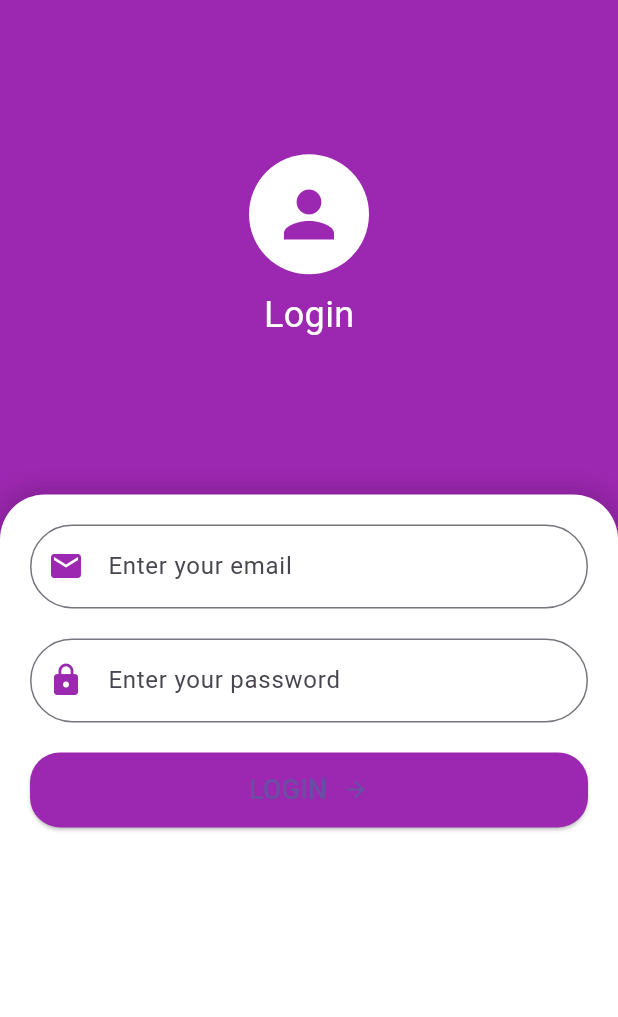
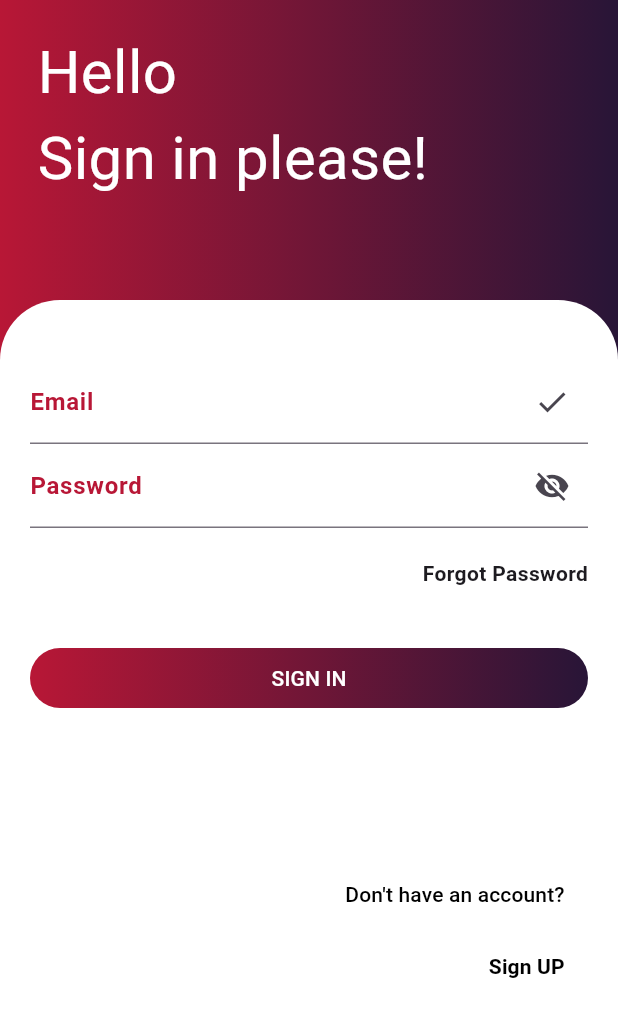
Before and after one commit to rijwan-uddin/login-ui, a Flutter app: the screen it shows after launch, on a phone screen of 412 x 824 dp. Shown: the top 1017 px of the screen. Run offline on Flutter 3.47's test engine with Material 3 defaults, Android fonts, the phone set to English and light mode, and no system bars.

Commit message:
2nd design

```diff
--- a/lib/main.dart
+++ b/lib/main.dart
@@ -1,4 +1,5 @@
 import 'package:flutter/material.dart';
+import 'package:login/pages/LoginPage2Design.dart';
 import 'package:login/pages/loginPage.dart';
 
 void main() {
@@ -10,7 +11,7 @@ class LoginUIdesign extends StatelessWidget {
   Widget build(BuildContext context) {
     return MaterialApp(
       debugShowCheckedModeBanner: false,
-      home: LoginPage(),
+      home: LoginPage2Design(),
     );
   }
 }
--- /dev/null
+++ b/lib/pages/LoginPage2Design.dart
@@ -0,0 +1,120 @@
+import 'package:flutter/material.dart';
+
+class LoginPage2Design extends StatelessWidget {
+  const LoginPage2Design({super.key});
+
+  @override
+  Widget build(BuildContext context) {
+    return Scaffold(
+      body: Stack(children: [
+        Container(
+          height: double.infinity,
+          width: double.infinity,
+          decoration: const BoxDecoration(
+            gradient: LinearGradient(
+              colors: [Color(0xffB81736), Color(0xff281537)],
+            ),
+          ),
+          child: const Padding(
+            padding: EdgeInsets.only(top: (20), left: (25)),
+            child: Text(
+              'Hello \nSign in please!',
+              style: TextStyle(color: Colors.white, fontSize: 40),
+            ),
+          ),
+        ),
+        Padding(
+          padding: EdgeInsets.only(top: 200),
+          child: Container(
+            height: double.infinity,
+            width: double.infinity,
+            decoration: BoxDecoration(
+                color: Colors.white, borderRadius:BorderRadius.only(
+              topLeft: Radius.circular(40),
+              topRight: Radius.circular(40),
+            )),
+            child: Padding(
+              padding: EdgeInsets.only(top: 40, left: 20, right: 20),
+              child: Column(
+                mainAxisAlignment: MainAxisAlignment.start,
+                children: [
+                  TextField(
+                    decoration: InputDecoration(
+                        suffixIcon: Icon(Icons.check),
+                        label: Text(
+                          'Email',
+                          style: TextStyle(
+                            fontWeight: FontWeight.bold,
+                            color: Color(0xffB81736),
+                          ),
+                        )),
+                  ),
+                  TextField(
+                    decoration: InputDecoration(
+                        suffixIcon: Icon(Icons.visibility_off),
+                        label: Text(
+                          'Password',
+                          style: TextStyle(
+                            fontWeight: FontWeight.bold,
+                            color: Color(0xffB81736),
+                          ),
+                        )),
+                  ),
+                  SizedBox(
+                    height: 20,
+                  ),
+                  Align(
+                    alignment: Alignment.centerRight,
+                    child: Text(
+                      'Forgot Password',
+                      style: TextStyle(fontWeight: FontWeight.bold),
+                    ),
+                  ),
+                  SizedBox(
+                    height: 40,
+                  ),
+                  Container(
+                    height: 40,
+                    width: 400,
+                    decoration:  BoxDecoration(
+                      borderRadius: BorderRadius.circular(30),
+                      gradient: LinearGradient(
+                        colors: [Color(0xffB81736), Color(0xff281537)],
+                      ),
+                    ),
+                    child: TextButton(
+                        onPressed: () {},
+                        child: Text(
+                          'SIGN IN',
+                          style: TextStyle(color: Colors.white),
+                        )),
+                  ),
+                  SizedBox(height: 100,),
+                  Align(
+                    alignment: Alignment.centerRight,
+                    child: TextButton(
+                      onPressed: () {},
+                      child: Text(
+                        "Don't have an account? ",
+                        style:TextStyle(color: Colors.black),
+                      ),
+                    ),
+                  ),
+                  Align(
+                    alignment: Alignment.centerRight,
+                      child: TextButton(
+                          onPressed: () {},
+                          child: Text(
+                            "Sign UP ",
+                            style:TextStyle(color: Colors.black,fontWeight: FontWeight.bold),
+                          ),),)
+                ],
+              ),
+            ),
+
+          ),
+        ),
+      ]),
+    );
+  }
+}
```
